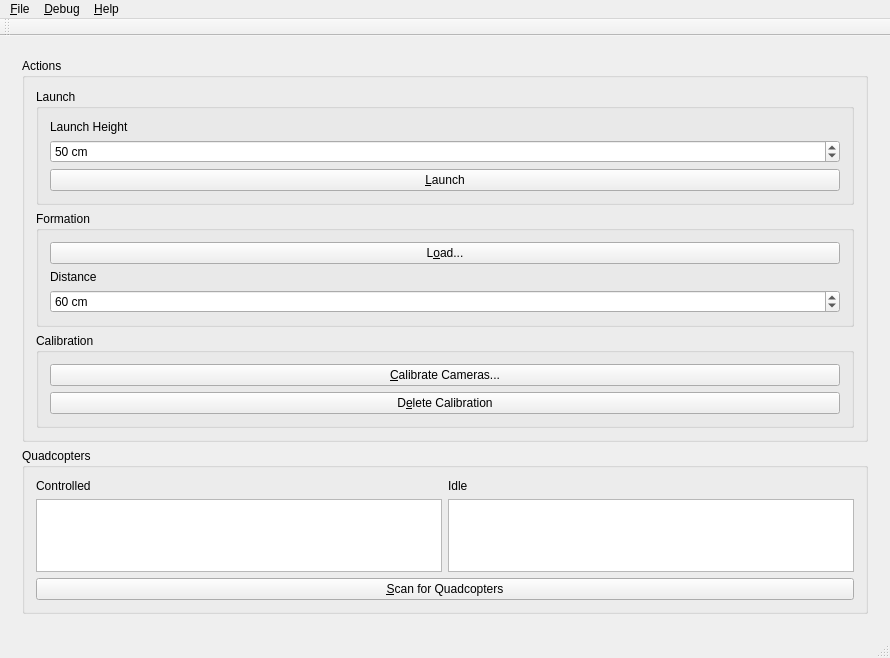
Before: the Qt Designer form mainwindow.ui in KITrokopter/GUI-Application, drawn with Qt 5.
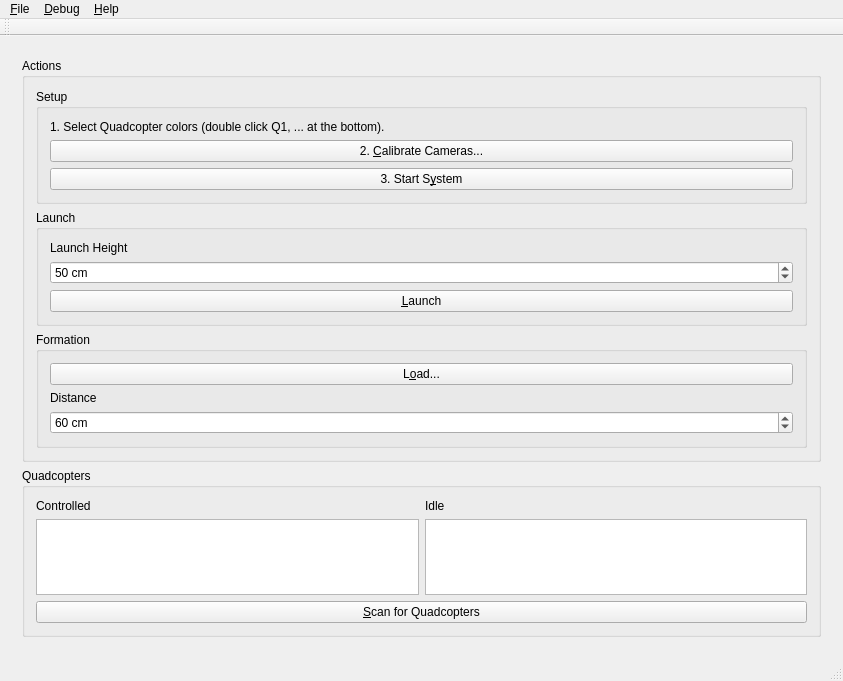
After: the same form once the commit is applied.

Commit message:
Add "Setup" section to MainWindow
The Start System button isn't implemented yet though.

```diff
--- a/mainwindow.ui
+++ b/mainwindow.ui
@@ -6,8 +6,8 @@
    <rect>
     <x>0</x>
     <y>0</y>
-    <width>890</width>
-    <height>658</height>
+    <width>843</width>
+    <height>681</height>
    </rect>
   </property>
   <property name="sizePolicy">
@@ -32,6 +32,36 @@
             <string>Actions</string>
            </property>
            <layout class="QVBoxLayout" name="verticalLayout_3">
+            <item>
+             <widget class="QGroupBox" name="groupBox_5">
+              <property name="title">
+               <string>Setup</string>
+              </property>
+              <layout class="QVBoxLayout" name="verticalLayout_6">
+               <item>
+                <widget class="QLabel" name="label_5">
+                 <property name="text">
+                  <string>1. Select Quadcopter colors (double click Q1, ... at the bottom).</string>
+                 </property>
+                </widget>
+               </item>
+               <item>
+                <widget class="QPushButton" name="calibrateCamerasButton">
+                 <property name="text">
+                  <string>2. &amp;Calibrate Cameras...</string>
+                 </property>
+                </widget>
+               </item>
+               <item>
+                <widget class="QPushButton" name="startSystemButton">
+                 <property name="text">
+                  <string>3. Start S&amp;ystem</string>
+                 </property>
+                </widget>
+               </item>
+              </layout>
+             </widget>
+            </item>
             <item>
              <widget class="QGroupBox" name="groupBox_3">
               <property name="title">
@@ -122,29 +152,6 @@
               </layout>
              </widget>
             </item>
-            <item>
-             <widget class="QGroupBox" name="groupBox_5">
-              <property name="title">
-               <string>Calibration</string>
-              </property>
-              <layout class="QVBoxLayout" name="verticalLayout_6">
-               <item>
-                <widget class="QPushButton" name="calibrateCamerasButton">
-                 <property name="text">
-                  <string>&amp;Calibrate Cameras...</string>
-                 </property>
-                </widget>
-               </item>
-               <item>
-                <widget class="QPushButton" name="deleteCalibrationButton">
-                 <property name="text">
-                  <string>D&amp;elete Calibration</string>
-                 </property>
-                </widget>
-               </item>
-              </layout>
-             </widget>
-            </item>
            </layout>
           </widget>
          </item>
@@ -206,7 +213,7 @@
     <rect>
      <x>0</x>
      <y>0</y>
-     <width>890</width>
+     <width>843</width>
      <height>25</height>
     </rect>
    </property>
```
The commit also changes 2 other files.
